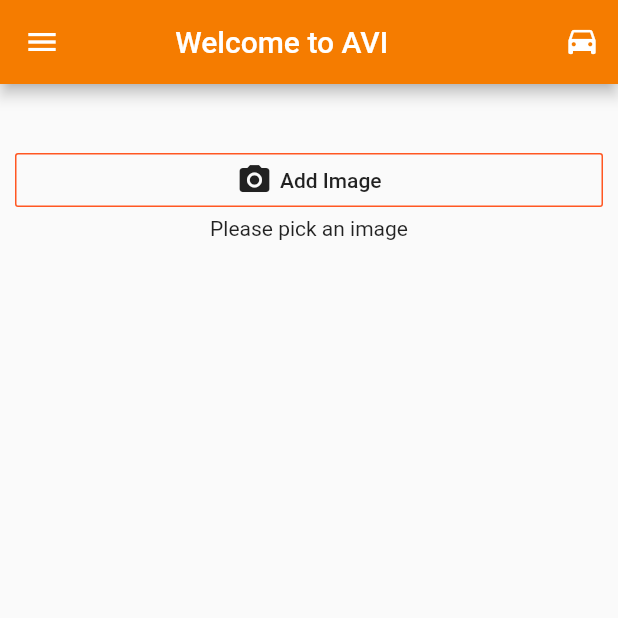
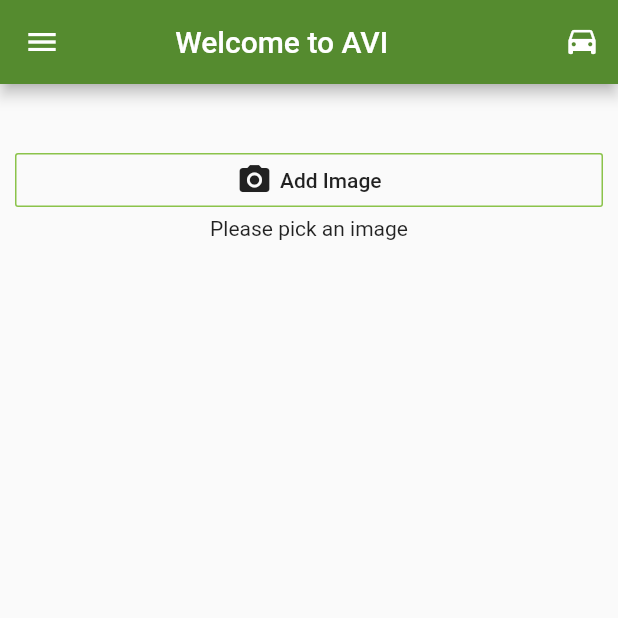
Before and after one commit to NuwangaHerath/AVI-app-final, a Flutter app: the ImageInput screen opened directly, in the side drawer, after a tap on "Add Image", on a phone screen of 412 x 824 dp, the top half of it. Run offline on Flutter 3.47's test engine with Material 2 defaults, Android fonts, the phone set to English and light mode, and no system bars; our stand-ins replace geolocator, image_picker, rflutter_alert, sqflite, toast; accounts and stored records are empty.

Commit message:
new changes

```diff
--- a/avi_test_app/lib/pages/history_page.dart
+++ b/avi_test_app/lib/pages/history_page.dart
@@ -15,9 +15,10 @@
   @override
   Widget build(BuildContext context) {
     return Scaffold(
+      backgroundColor: Colors.lightGreen[100],
       appBar: AppBar(
         title: Text('          Recent History'),
-        backgroundColor: Colors.orange[700],
+        backgroundColor: Colors.lightGreen[800],
         actions: <Widget>[
           IconButton(
             icon: Icon(
@@ -40,6 +41,7 @@
                   itemCount: snapshot.data.length,
                   itemBuilder: (context, index) {
                     return Card(
+                      color: Colors.lightGreen[200],
                       child: ListTile(
                         leading: Text(data[index].vehiclenumber),
                         title: Text(data[index].datetime),
--- a/avi_test_app/lib/pages/image_picker.dart
+++ b/avi_test_app/lib/pages/image_picker.dart
@@ -38,7 +38,7 @@
   // To track the file uploading state
   bool _isUploading = false;
 
-  String baseUrl = 'http://192.168.43.132/flutterdemoapi/api.php';
+  String baseUrl = 'http://54.198.249.172/flutterdemoapi_x/api.php';
 
   void _getImage(BuildContext context, ImageSource source) async {
     File image = await ImagePicker.pickImage(source: source);
@@ -120,7 +120,7 @@
         desc: "Image Upload Failed!!!",
         buttons: [
           DialogButton(
-            color: Colors.orange,
+            color: Colors.lightGreen[500],
             child: Text(
               "Cancel",
               style: TextStyle(color: Colors.white, fontSize: 17),
@@ -140,7 +140,7 @@
         desc: response['error'],
         buttons: [
           DialogButton(
-            color: Colors.orange,
+            color: Colors.lightGreen[500],
             child: Text(
               "Cancel",
               style: TextStyle(color: Colors.white, fontSize: 17),
@@ -163,11 +163,11 @@
         context: context,
         //type: AlertType.success,
         title: "Result",
-        image: Image.network('http://192.168.43.132/flutterdemoapi/cropped.jpg'),
+        image: Image.network('http://54.198.249.172/flutterdemoapi_x/cropped.jpg'),
         desc: response['response'],
         buttons: [
           DialogButton(
-            color: Colors.orange,
+            color: Colors.lightGreen[500],
             child: Text(
               "Cancel",
               style: TextStyle(color: Colors.white, fontSize: 17),
@@ -200,6 +200,7 @@
         builder: (BuildContext context) {
           return Container(
             height: 300.0,
+            color: Colors.white70,
             padding:
                 EdgeInsets.only(top: 20.0, bottom: 20, left: 5.0, right: 5.0),
             child: Column(
@@ -214,7 +215,7 @@
                 Material(
                     elevation: 5.0,
                     borderRadius: BorderRadius.circular(30.0),
-                    color: Colors.orange,
+                    color: Colors.lightGreen[500],
                     child: MaterialButton(
                       minWidth: MediaQuery.of(context).size.width,
                       padding: EdgeInsets.fromLTRB(20.0, 15.0, 20.0, 15.0),
@@ -239,7 +240,7 @@
                 Material(
                     elevation: 5.0,
                     borderRadius: BorderRadius.circular(30.0),
-                    color: Colors.orange,
+                    color: Colors.lightGreen[500],
                     child: MaterialButton(
                       minWidth: MediaQuery.of(context).size.width,
                       padding: EdgeInsets.fromLTRB(20.0, 15.0, 20.0, 15.0),
@@ -289,7 +290,7 @@
                 Material(
                     elevation: 5.0,
                     borderRadius: BorderRadius.circular(30.0),
-                    color: Colors.orange,
+                    color: Colors.lightGreen[500],
                     child: MaterialButton(
                       minWidth: MediaQuery.of(context).size.width,
                       padding: EdgeInsets.fromLTRB(20.0, 15.0, 20.0, 15.0),
@@ -310,7 +311,7 @@
                 Material(
                     elevation: 5.0,
                     borderRadius: BorderRadius.circular(30.0),
-                    color: Colors.orange,
+                    color: Colors.lightGreen[500],
                     child: MaterialButton(
                       minWidth: MediaQuery.of(context).size.width,
                       padding: EdgeInsets.fromLTRB(20.0, 15.0, 20.0, 15.0),
@@ -333,9 +334,10 @@
   @override
   Widget build(BuildContext context) {
     return Scaffold(
+
       appBar: AppBar(
         title: Text("         Welcome to AVI"),
-        backgroundColor: Colors.orange[700],
+        backgroundColor: Colors.lightGreen[800],
         actions: <Widget>[
           IconButton(
             icon: Icon(
@@ -355,7 +357,7 @@
             padding: const EdgeInsets.only(top: 40.0, left: 10.0, right: 10.0),
             child: OutlineButton(
               onPressed: () => _openImagePickerModal(context),
-              borderSide: BorderSide(color: Colors.deepOrange, width: 1.0),
+              borderSide: BorderSide(color: Colors.lightGreen, width: 1.0),
               child: Row(
                 mainAxisAlignment: MainAxisAlignment.center,
                 children: <Widget>[
@@ -373,7 +375,7 @@
               : Image.file(
                   _imageFile,
                   fit: BoxFit.cover,
-                  height: 100.0,
+                  height: 200.0,
                   alignment: Alignment.topCenter,
                   width: MediaQuery.of(context).size.width,
                 ),
--- a/avi_test_app/lib/widgets/drawer.dart
+++ b/avi_test_app/lib/widgets/drawer.dart
@@ -17,10 +17,10 @@
     return Drawer(
       child: ListView(
         children: <Widget>[
-          new Container(color: Colors.orange,),
+          new Container(color: Colors.lightGreen[800],),
           UserAccountsDrawerHeader(
              decoration: BoxDecoration(
-        color: Colors.orange[700],
+        color: Colors.lightGreen[800],
     ),
             accountName: Text(username),
             accountEmail: Text('Userid: '+userid+'  Branchid: '+branchid),
```
Also changed, not shown: avi_test_app/lib/pages/instruction.dart (+10 -2 lines), avi_test_app/lib/pages/logger.dart (+10 -9 lines), avi_test_app/lib/pages/newresetpassword.dart (+8 -7 lines), avi_test_app/lib/pages/resetpassword.dart (+7 -7 lines).
